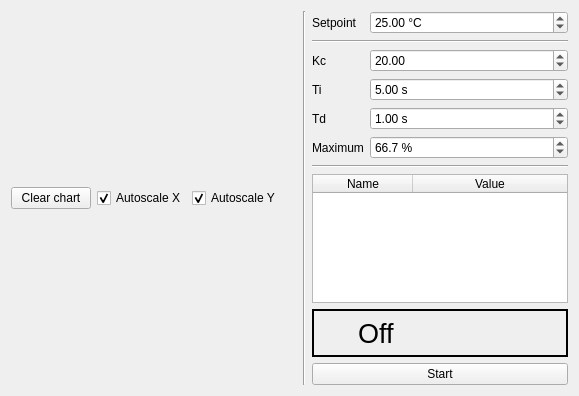
This is WidgetPID.ui in AGuilbault/Microcal as Qt 5 draws it before an edit. The edited form follows.
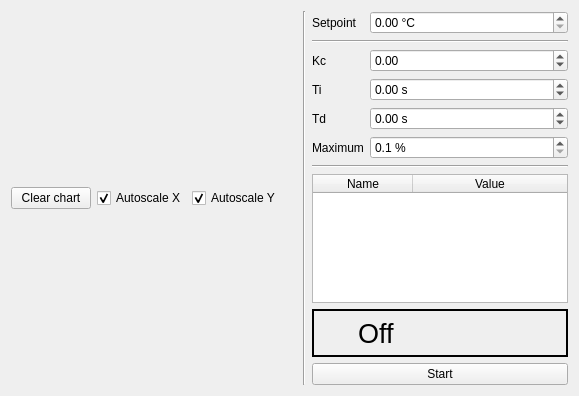
This is the edited form.

```diff
--- a/WidgetPID.ui
+++ b/WidgetPID.ui
@@ -30,9 +30,6 @@
        <property name="maximum">
         <double>1000.000000000000000</double>
        </property>
-       <property name="value">
-        <double>1.000000000000000</double>
-       </property>
       </widget>
      </item>
      <item row="3" column="1">
@@ -49,9 +46,6 @@
        <property name="maximum">
         <double>1000.000000000000000</double>
        </property>
-       <property name="value">
-        <double>5.000000000000000</double>
-       </property>
       </widget>
      </item>
      <item row="5" column="1">
@@ -68,9 +62,6 @@
        <property name="maximum">
         <double>99.900000000000006</double>
        </property>
-       <property name="value">
-        <double>66.700000000000003</double>
-       </property>
       </widget>
      </item>
      <item row="3" column="0">
@@ -105,9 +96,6 @@
        <property name="maximum">
         <double>1000.000000000000000</double>
        </property>
-       <property name="value">
-        <double>20.000000000000000</double>
-       </property>
       </widget>
      </item>
      <item row="0" column="1">
@@ -118,9 +106,6 @@
        <property name="maximum">
         <double>100.000000000000000</double>
        </property>
-       <property name="value">
-        <double>25.000000000000000</double>
-       </property>
       </widget>
      </item>
      <item row="0" column="0">
```
